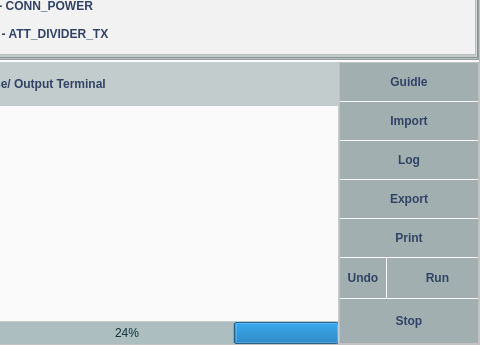
Above: testelectriccable.ui from phandinhbacptit/ARS-Testing before the change; both pictures show x 591 to 1071 and y 414 to 759 of the 1071 by 759 pixel window. Below: the same form after it.
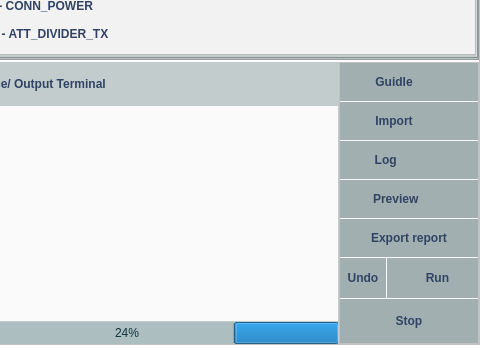
That is the form after the change. Icons and pictures are not drawn.

Commit message: ffinish creat report for module, change function export, print to preview, export report, app can save report with timestamp

```diff
--- a/testelectriccable.ui
+++ b/testelectriccable.ui
@@ -5424,7 +5424,7 @@
 }</string>
               </property>
               <property name="text">
-               <string>Guidle</string>
+               <string>Guidle         </string>
               </property>
               <property name="icon">
                <iconset resource="resources.qrc">
@@ -5468,7 +5468,7 @@
 }</string>
               </property>
               <property name="text">
-               <string>Import</string>
+               <string>Import         </string>
               </property>
               <property name="icon">
                <iconset resource="resources.qrc">
@@ -5512,7 +5512,7 @@
 }</string>
               </property>
               <property name="text">
-               <string>Log</string>
+               <string>Log              </string>
               </property>
               <property name="icon">
                <iconset resource="resources.qrc">
@@ -5559,7 +5559,7 @@
 }</string>
               </property>
               <property name="text">
-               <string>Export</string>
+               <string>Preview        </string>
               </property>
               <property name="icon">
                <iconset resource="resources.qrc">
@@ -5603,7 +5603,7 @@
 }</string>
               </property>
               <property name="text">
-               <string>Print</string>
+               <string>Export report</string>
               </property>
               <property name="icon">
                <iconset resource="resources.qrc">
```
Left out of the diff: 4 changed lines with no effect on the pictures. The commit also changes 37 other files.
